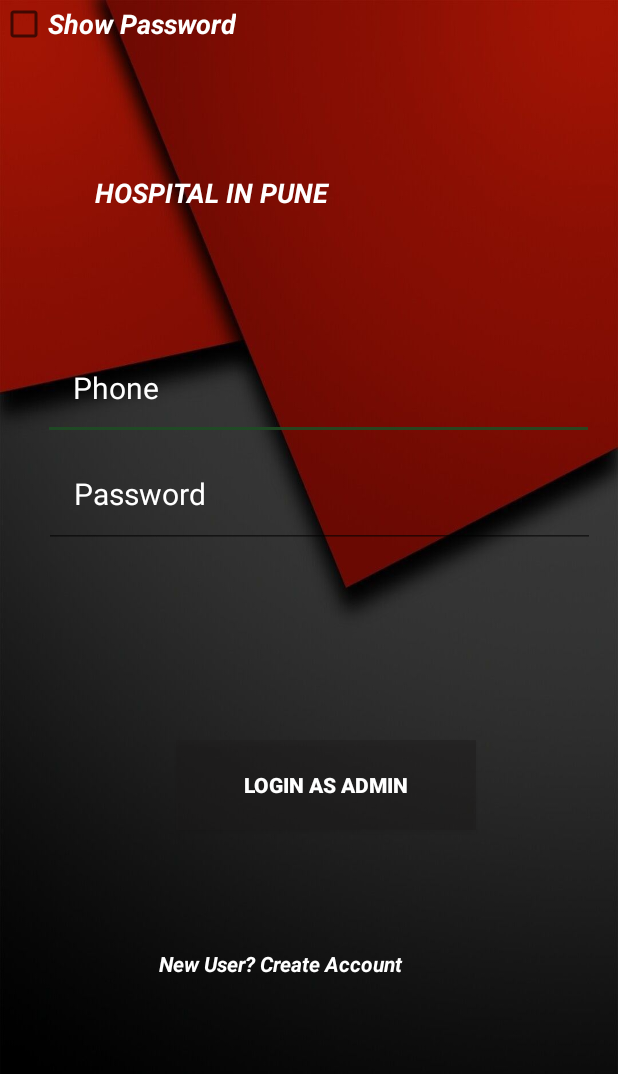
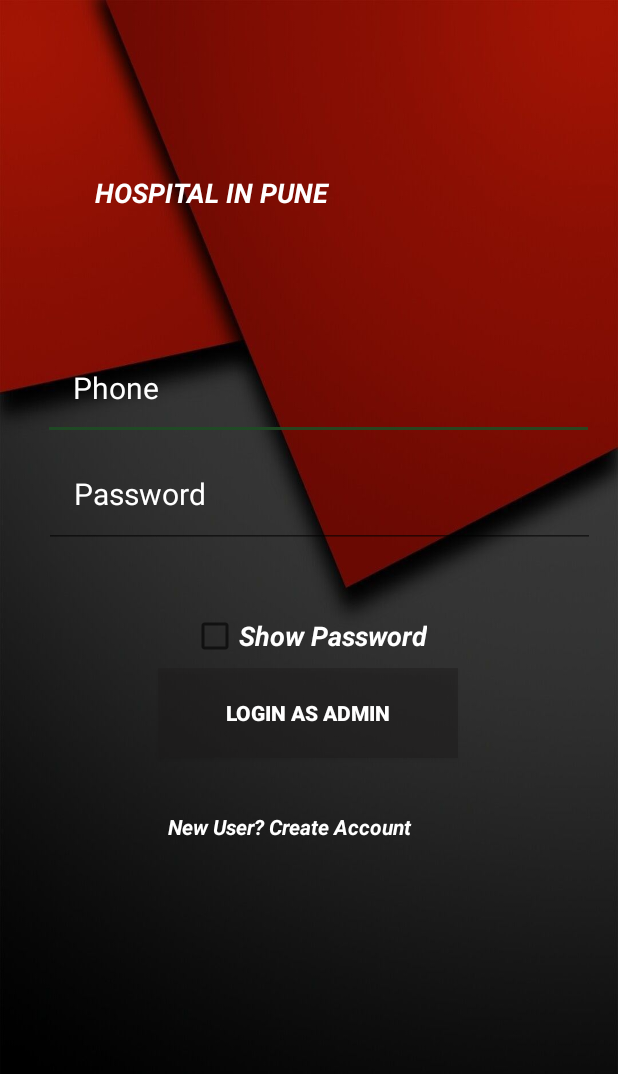
Before and after one commit to vikasvarnekar3/HospitalApp, an Android app: the Login_admin screen opened directly, with no data from a screen before it, on a phone screen of 412 x 824 dp. Shown: the top 1074 px of the screen. Run offline under Robolectric (Android 15) with nearby library versions, the phone set to English and light mode, and no system bars; our stand-ins replace Firebase (no records; nobody signed in at launch, a user with empty details on screens opened directly).

Commit message:
changes in login and register pages

```diff
--- a/app/src/main/res/layout/activity_login_admin.xml
+++ b/app/src/main/res/layout/activity_login_admin.xml
@@ -76,8 +76,11 @@
         android:textColorLink="@color/white"
         android:textSize="18sp"
         android:textStyle="bold|italic"
-        tools:layout_editor_absoluteX="139dp"
-        tools:layout_editor_absoluteY="378dp"
+        app:layout_constraintBottom_toBottomOf="parent"
+        app:layout_constraintEnd_toEndOf="parent"
+        app:layout_constraintStart_toStartOf="parent"
+        app:layout_constraintTop_toTopOf="parent"
+        app:layout_constraintVertical_bias="0.515"
         tools:ignore="MissingConstraints" />
 
     <Button
@@ -87,7 +90,7 @@
         android:layout_height="60dp"
         android:layout_marginStart="16dp"
         android:layout_marginLeft="16dp"
-        android:layout_marginTop="128dp"
+        android:layout_marginTop="80dp"
         android:layout_marginEnd="16dp"
         android:layout_marginRight="16dp"
         android:background="#6B1E1C1C"
@@ -96,7 +99,7 @@
         android:textColor="@android:color/white"
         android:textStyle="bold"
         app:layout_constraintEnd_toEndOf="parent"
-        app:layout_constraintHorizontal_bias="0.564"
+        app:layout_constraintHorizontal_bias="0.497"
         app:layout_constraintStart_toStartOf="parent"
         app:layout_constraintTop_toBottomOf="@+id/login_password_admin" />
 
@@ -115,10 +118,10 @@
         android:textStyle="bold|italic"
         app:layout_constraintBottom_toBottomOf="parent"
         app:layout_constraintEnd_toEndOf="parent"
-        app:layout_constraintHorizontal_bias="0.618"
+        app:layout_constraintHorizontal_bias="0.656"
         app:layout_constraintStart_toStartOf="parent"
         app:layout_constraintTop_toBottomOf="@+id/login_admin"
-        app:layout_constraintVertical_bias="0.223" />
+        app:layout_constraintVertical_bias="0.0" />
 
     <ProgressBar
         android:id="@+id/progressBar2"
--- a/app/src/main/res/layout/activity_login_user.xml
+++ b/app/src/main/res/layout/activity_login_user.xml
@@ -74,9 +74,11 @@
         android:textColorHighlight="@color/white"
         android:textColorHint="@color/white"
         android:textColorLink="@color/white"
+        app:layout_constraintBottom_toBottomOf="parent"
         app:layout_constraintEnd_toEndOf="parent"
         app:layout_constraintStart_toStartOf="parent"
-        tools:layout_editor_absoluteY="389dp"
+        app:layout_constraintTop_toTopOf="parent"
+        app:layout_constraintVertical_bias="0.556"
         tools:ignore="MissingConstraints" />
 
     <Button
```
